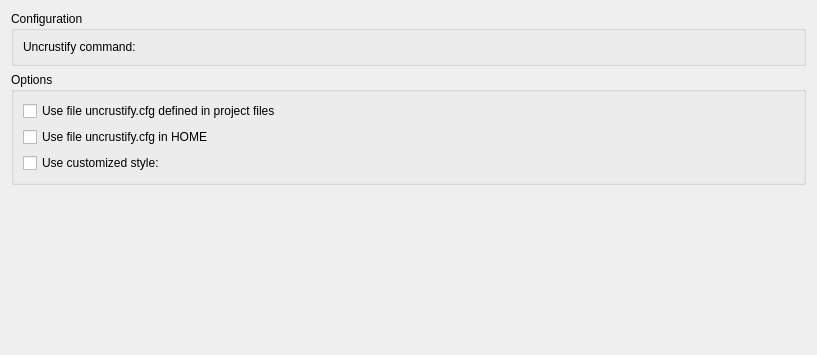
This is src/plugins/beautifier/uncrustify/uncrustifyoptionspage.ui in qt-creator/qt-creator as Qt 5 draws it before an edit; both pictures show x 0 to 817 and y 0 to 355 of the 817 by 631 pixel window. The edited form follows.
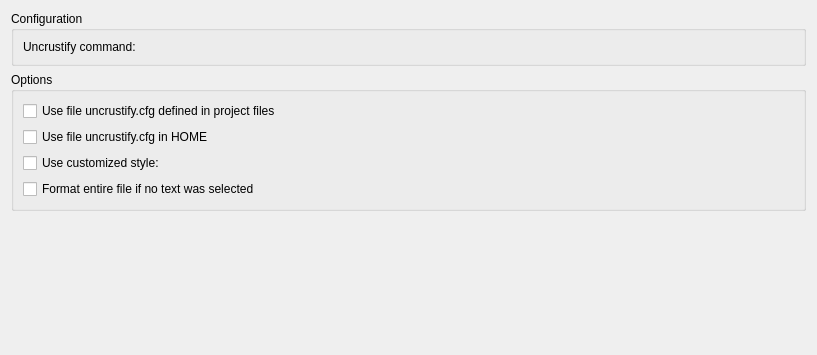
This is the edited form. Custom widgets are drawn as their Qt base class.

Commit message:
Beautifier: Add fallback for uncrustify's "Format Selected Text"
If the current editor has no text selection and the new option
("formatEntireFileFallback") is selected, the entire file is formatted.

With this change uncrustify's "Format Selected Text" behaves like
ClangFormat which already has a "formatEntireFileFallback" option.

Patch:
```diff
--- a/src/plugins/beautifier/uncrustify/uncrustifyoptionspage.ui
+++ b/src/plugins/beautifier/uncrustify/uncrustifyoptionspage.ui
@@ -67,6 +67,16 @@
         </item>
        </layout>
       </item>
+      <item>
+       <widget class="QCheckBox" name="formatEntireFileFallback">
+        <property name="toolTip">
+         <string>For action Format Selected Text</string>
+        </property>
+        <property name="text">
+         <string>Format entire file if no text was selected</string>
+        </property>
+       </widget>
+      </item>
      </layout>
     </widget>
    </item>
```
The commit also changes 5 other files.
